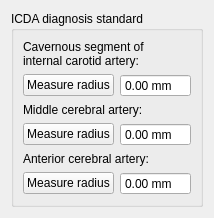
Before: the Qt Designer form codes/Controller/InteractorStyles/QInteractorStyleSurfaceCenterLineICDAStandard.ui in wuzhuobin/Vessel_Project, drawn with Qt 5.
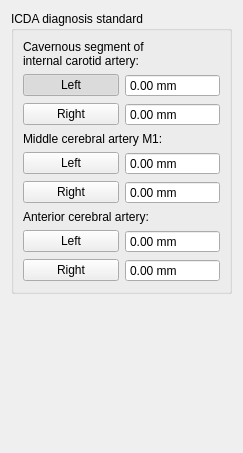
After: the same form once the commit is applied.

The edit to the form file:
```diff
--- a/codes/Controller/InteractorStyles/QInteractorStyleSurfaceCenterLineICDAStandard.ui
+++ b/codes/Controller/InteractorStyles/QInteractorStyleSurfaceCenterLineICDAStandard.ui
@@ -6,8 +6,8 @@
    <rect>
     <x>0</x>
     <y>0</y>
-    <width>214</width>
-    <height>211</height>
+    <width>243</width>
+    <height>453</height>
    </rect>
   </property>
   <property name="windowTitle">
@@ -25,34 +25,57 @@
         <item row="1" column="0">
          <widget class="QPushButton" name="pushButtonCavernousSegmentOfInternalCarotidArtery">
           <property name="text">
-           <string>Measure radius</string>
+           <string>Left</string>
           </property>
           <property name="checkable">
            <bool>true</bool>
           </property>
+          <property name="checked">
+           <bool>true</bool>
+          </property>
           <attribute name="buttonGroup">
            <string notr="true">buttonGroup</string>
           </attribute>
          </widget>
         </item>
-        <item row="1" column="1">
-         <widget class="QDoubleSpinBox" name="doubleSpinBox">
-          <property name="buttonSymbols">
-           <enum>QAbstractSpinBox::NoButtons</enum>
-          </property>
-          <property name="suffix">
-           <string> mm</string>
-          </property>
-         </widget>
-        </item>
         <item row="0" column="0" colspan="2">
          <widget class="QLabel" name="label">
           <property name="text">
            <string>Cavernous segment of 
 internal carotid artery:</string>
           </property>
-          <property name="buddy">
-           <cstring>pushButtonCavernousSegmentOfInternalCarotidArtery</cstring>
+         </widget>
+        </item>
+        <item row="1" column="1">
+         <widget class="QDoubleSpinBox" name="doubleSpinBoxCavernousSegmentOfLeftInternalCarotidArtery">
+          <property name="buttonSymbols">
+           <enum>QAbstractSpinBox::NoButtons</enum>
+          </property>
+          <property name="suffix">
+           <string> mm</string>
+          </property>
+         </widget>
+        </item>
+        <item row="2" column="0">
+         <widget class="QPushButton" name="pushButtonCavernousSegmentOfRightInternalCarotidArtery">
+          <property name="text">
+           <string>Right</string>
+          </property>
+         </widget>
+        </item>
+        <item row="2" column="1">
+         <widget class="QDoubleSpinBox" name="doubleSpinBoxCavernousSegmentOfRightInternalCarotidArtery">
+          <property name="buttonSymbols">
+           <enum>QAbstractSpinBox::NoButtons</enum>
+          </property>
+          <property name="prefix">
+           <string/>
+          </property>
+          <property name="suffix">
+           <string> mm</string>
+          </property>
+          <property name="maximum">
+           <double>99999999999.000000000000000</double>
           </property>
          </widget>
         </item>
@@ -60,37 +83,57 @@
       </item>
       <item>
        <layout class="QGridLayout" name="gridLayout_2">
+        <item row="1" column="0">
+         <widget class="QPushButton" name="pushButtonLeftMiddleCerebralArteryM1">
+          <property name="text">
+           <string>Left</string>
+          </property>
+          <property name="checkable">
+           <bool>true</bool>
+          </property>
+          <attribute name="buttonGroup">
+           <string notr="true">buttonGroup</string>
+          </attribute>
+         </widget>
+        </item>
+        <item row="1" column="1">
+         <widget class="QDoubleSpinBox" name="doubleSpinBoxLeftMiddleCerebralArteryM1">
+          <property name="buttonSymbols">
+           <enum>QAbstractSpinBox::NoButtons</enum>
+          </property>
+          <property name="suffix">
+           <string> mm</string>
+          </property>
+         </widget>
+        </item>
         <item row="0" column="0" colspan="2">
          <widget class="QLabel" name="label_2">
           <property name="text">
-           <string>Middle cerebral artery:</string>
-          </property>
-          <property name="buddy">
-           <cstring>pushButtonMiddleCerebralArtery</cstring>
+           <string>Middle cerebral artery M1:</string>
           </property>
          </widget>
         </item>
-        <item row="1" column="0">
-         <widget class="QPushButton" name="pushButtonMiddleCerebralArtery">
+        <item row="2" column="0">
+         <widget class="QPushButton" name="pushButtonRightMiddleCerebralArteryM1">
           <property name="text">
-           <string>Measure radius</string>
+           <string>Right</string>
           </property>
-          <property name="checkable">
-           <bool>true</bool>
-          </property>
-          <attribute name="buttonGroup">
-           <string notr="true">buttonGroup</string>
-          </attribute>
          </widget>
         </item>
-        <item row="1" column="1">
-         <widget class="QDoubleSpinBox" name="doubleSpinBox_2">
+        <item row="2" column="1">
+         <widget class="QDoubleSpinBox" name="doubleSpinBoxRightMiddleCerebralArteryM1">
           <property name="buttonSymbols">
            <enum>QAbstractSpinBox::NoButtons</enum>
           </property>
+          <property name="prefix">
+           <string/>
+          </property>
           <property name="suffix">
            <string> mm</string>
           </property>
+          <property name="maximum">
+           <double>99999999999.000000000000000</double>
+          </property>
          </widget>
         </item>
        </layout>
@@ -100,7 +143,7 @@
         <item row="1" column="0">
          <widget class="QPushButton" name="pushButtonAnteriorCerebralArtery">
           <property name="text">
-           <string>Measure radius</string>
+           <string>Left</string>
           </property>
           <property name="checkable">
            <bool>true</bool>
@@ -110,23 +153,43 @@
           </attribute>
          </widget>
         </item>
-        <item row="1" column="1">
-         <widget class="QDoubleSpinBox" name="doubleSpinBox_3">
-          <property name="buttonSymbols">
-           <enum>QAbstractSpinBox::NoButtons</enum>
-          </property>
-          <property name="suffix">
-           <string> mm</string>
-          </property>
-         </widget>
-        </item>
         <item row="0" column="0" colspan="2">
          <widget class="QLabel" name="label_3">
           <property name="text">
            <string>Anterior cerebral artery:</string>
           </property>
-          <property name="buddy">
-           <cstring>pushButtonAnteriorCerebralArtery</cstring>
+         </widget>
+        </item>
+        <item row="1" column="1">
+         <widget class="QDoubleSpinBox" name="doubleSpinBoxLeftAnteriorCerebralArtery">
+          <property name="buttonSymbols">
+           <enum>QAbstractSpinBox::NoButtons</enum>
+          </property>
+          <property name="suffix">
+           <string> mm</string>
+          </property>
+         </widget>
+        </item>
+        <item row="2" column="0">
+         <widget class="QPushButton" name="pushButtonRightAnteriorCerebralArtery">
+          <property name="text">
+           <string>Right</string>
+          </property>
+         </widget>
+        </item>
+        <item row="2" column="1">
+         <widget class="QDoubleSpinBox" name="doubleSpinBoxRightAnteriorCerebralArtery">
+          <property name="buttonSymbols">
+           <enum>QAbstractSpinBox::NoButtons</enum>
+          </property>
+          <property name="prefix">
+           <string/>
+          </property>
+          <property name="suffix">
+           <string> mm</string>
+          </property>
+          <property name="maximum">
+           <double>99999999999.000000000000000</double>
           </property>
          </widget>
         </item>
```
Left out of the diff: 4 changed lines with no effect on the pictures.
